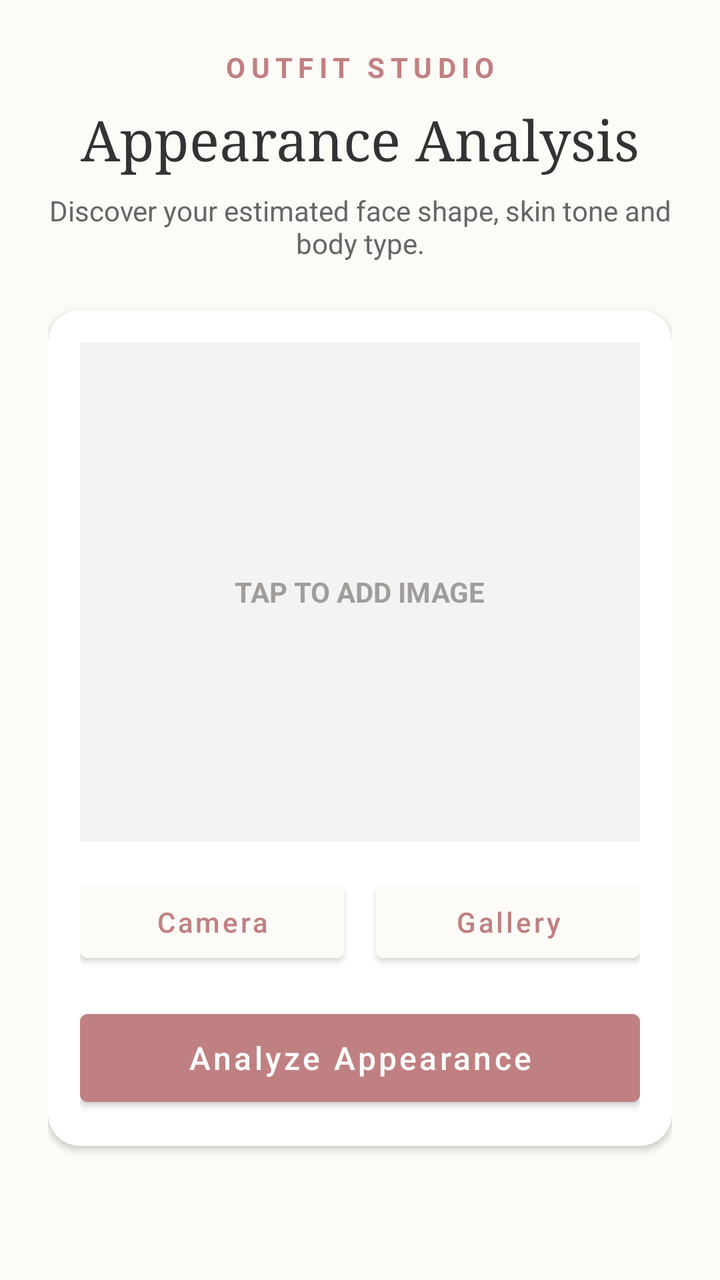
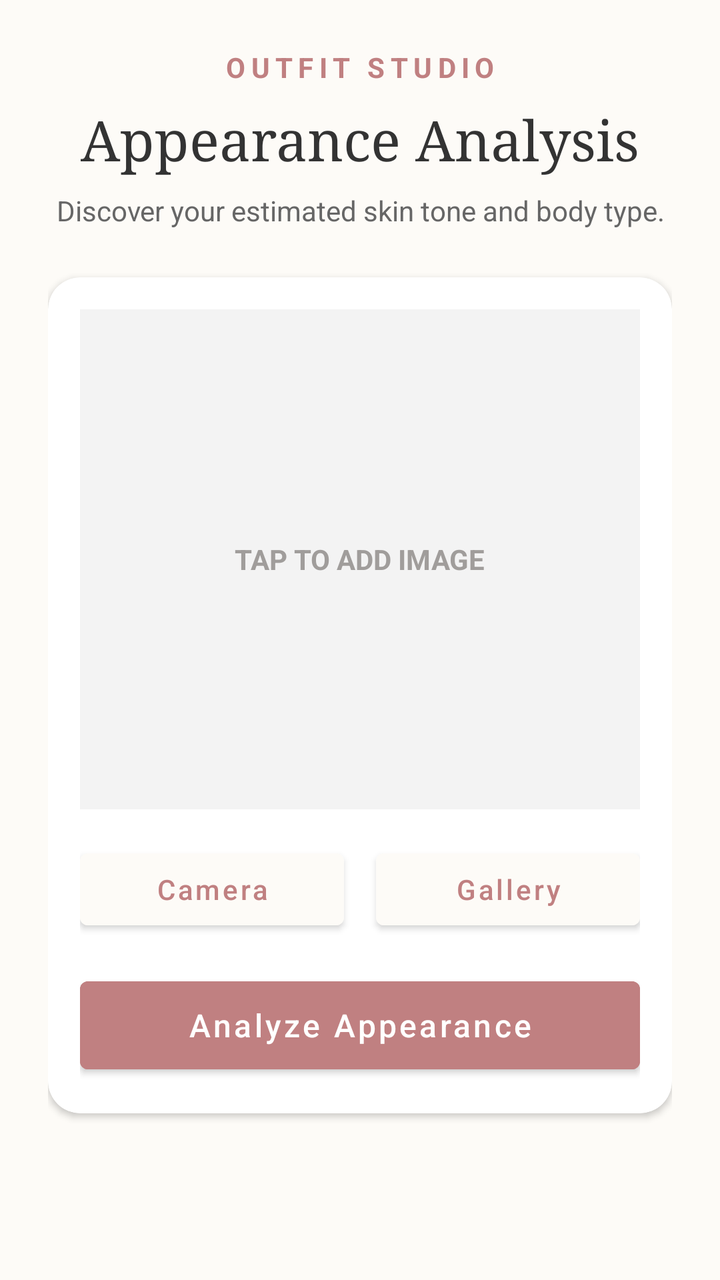

Two renders of the same Android screen: before a commit and after it. Below are the layout's source before the change and the commit's diff.
<!-- AndroidManifest.xml: application theme Theme.OutfitStudio -->
<!-- res/layout/activity_appearance_analysis.xml -->
<?xml version="1.0" encoding="utf-8"?>
<ScrollView xmlns:android="http://schemas.android.com/apk/res/android"
    xmlns:app="http://schemas.android.com/apk/res-auto"
    xmlns:tools="http://schemas.android.com/apk/res/tools"
    android:layout_width="match_parent"
    android:layout_height="match_parent"
    android:background="#FDFBF7">

    <LinearLayout
        android:layout_width="match_parent"
        android:layout_height="wrap_content"
        android:orientation="vertical"
        android:padding="24dp">

        <TextView
            android:layout_width="match_parent"
            android:layout_height="wrap_content"
            android:text="OUTFIT STUDIO"
            android:textAlignment="center"
            android:textColor="#C08081"
            android:textSize="14sp"
            android:letterSpacing="0.2"
            android:textStyle="bold" />

        <TextView
            android:layout_width="match_parent"
            android:layout_height="wrap_content"
            android:text="Appearance Analysis"
            android:textAlignment="center"
            android:textColor="#333333"
            android:textSize="28sp"
            android:fontFamily="serif"
            android:layout_marginTop="8dp" />

        <TextView
            android:layout_width="match_parent"
            android:layout_height="wrap_content"
            android:text="Discover your estimated face shape, skin tone and body type."
            android:textAlignment="center"
            android:textColor="#666666"
            android:textSize="14sp"
            android:layout_marginTop="8dp"
            android:layout_marginBottom="24dp" />

        
        <androidx.cardview.widget.CardView
            android:layout_width="match_parent"
            android:layout_height="wrap_content"
            app:cardCornerRadius="16dp"
            app:cardElevation="2dp"
            app:cardBackgroundColor="#FFFFFF"
            android:layout_marginBottom="24dp">

            <LinearLayout
                android:layout_width="match_parent"
                android:layout_height="wrap_content"
                android:orientation="vertical"
                android:padding="16dp">

                <FrameLayout
                    android:layout_width="match_parent"
                    android:layout_height="250dp">
                    
                    <ImageView
                        android:id="@+id/ivPreview"
                        android:layout_width="match_parent"
                        android:layout_height="match_parent"
                        android:scaleType="centerCrop"
                        android:background="#F0F0F0"
                        android:contentDescription="Image Preview" />

                    <LinearLayout
                        android:id="@+id/llImagePlaceholder"
                        android:layout_width="match_parent"
                        android:layout_height="match_parent"
                        android:orientation="vertical"
                        android:gravity="center"
                        android:background="#33FFFFFF">
                        
                        <TextView
                            android:layout_width="wrap_content"
                            android:layout_height="wrap_content"
                            android:text="TAP TO ADD IMAGE"
                            android:textColor="@color/text_hint"
                            android:textStyle="bold"/>
                    </LinearLayout>
                </FrameLayout>

                <LinearLayout
                    android:layout_width="match_parent"
                    android:layout_height="wrap_content"
                    android:orientation="horizontal"
                    android:layout_marginTop="16dp"
                    android:weightSum="2">

                    <Button
                        android:id="@+id/btnCamera"
                        android:layout_width="0dp"
                        android:layout_height="wrap_content"
                        android:layout_weight="1"
                        android:layout_marginEnd="8dp"
                        android:backgroundTint="#FDFBF7"
                        android:textColor="#C08081"
                        android:text="Camera"
                        android:textAllCaps="false"/>

                    <Button
                        android:id="@+id/btnGallery"
                        android:layout_width="0dp"
                        android:layout_height="wrap_content"
                        android:layout_weight="1"
                        android:layout_marginStart="8dp"
                        android:backgroundTint="#FDFBF7"
                        android:textColor="#C08081"
                        android:text="Gallery"
                        android:textAllCaps="false"/>

                </LinearLayout>

                <Button
                    android:id="@+id/btnAnalyze"
                    android:layout_width="match_parent"
                    android:layout_height="56dp"
                    android:layout_marginTop="16dp"
                    android:backgroundTint="#C08081"
                    android:textColor="#FFFFFF"
                    android:text="Analyze Appearance"
                    android:textAllCaps="false"
                    android:textSize="16sp"/>

                <ProgressBar
                    android:id="@+id/progressBar"
                    android:layout_width="wrap_content"
                    android:layout_height="wrap_content"
                    android:layout_gravity="center"
                    android:layout_marginTop="16dp"
                    android:visibility="gone"
                    android:indeterminateTint="#C08081"/>

            </LinearLayout>
        </androidx.cardview.widget.CardView>

        
        <LinearLayout
            android:id="@+id/llResults"
            android:layout_width="match_parent"
            android:layout_height="wrap_content"
            android:orientation="vertical"
            android:visibility="gone">

            <TextView
                android:layout_width="match_parent"
                android:layout_height="wrap_content"
                android:text="YOUR RESULTS"
                android:textAlignment="center"
                android:textColor="#C08081"
                android:textSize="12sp"
                android:letterSpacing="0.1"
                android:textStyle="bold"
                android:layout_marginBottom="16dp"/>

            
            <androidx.cardview.widget.CardView
                android:layout_width="match_parent"
                android:layout_height="wrap_content"
                app:cardCornerRadius="12dp"
                app:cardElevation="1dp"
                app:cardBackgroundColor="#FFFFFF"
                android:layout_marginBottom="12dp">
                <LinearLayout
                    android:layout_width="match_parent"
                    android:layout_height="wrap_content"
                    android:orientation="horizontal"
                    android:padding="16dp"
                    android:gravity="center_vertical">
                    <TextView
                        android:layout_width="0dp"
                        android:layout_height="wrap_content"
                        android:layout_weight="1"
                        android:text="Face Shape"
                        android:textColor="#333333"
                        android:textSize="16sp"
                        android:fontFamily="serif"/>
                    <TextView
                        android:id="@+id/tvFaceShape"
                        android:layout_width="wrap_content"
                        android:layout_height="wrap_content"
                        android:text="Estimated: Oval"
                        android:textColor="#C08081"
                        android:textSize="16sp"
                        android:textStyle="bold"/>
                </LinearLayout>
            </androidx.cardview.widget.CardView>

            
            <androidx.cardview.widget.CardView
                android:layout_width="match_parent"
                android:layout_height="wrap_content"
                app:cardCornerRadius="12dp"
                app:cardElevation="1dp"
                app:cardBackgroundColor="#FFFFFF"
                android:layout_marginBottom="12dp">
                <LinearLayout
                    android:layout_width="match_parent"
                    android:layout_height="wrap_content"
                    android:orientation="horizontal"
                    android:padding="16dp"
                    android:gravity="center_vertical">
                    <TextView
                        android:layout_width="0dp"
                        android:layout_height="wrap_content"
                        android:layout_weight="1"
                        android:text="Skin Tone"
                        android:textColor="#333333"
                        android:textSize="16sp"
                        android:fontFamily="serif"/>
                    <TextView
                        android:id="@+id/tvSkinTone"
                        android:layout_width="wrap_content"
                        android:layout_height="wrap_content"
                        android:text="Estimated: Medium"
                        android:textColor="#C08081"
                        android:textSize="16sp"
                        android:textStyle="bold"/>
                </LinearLayout>
            </androidx.cardview.widget.CardView>

            
            <androidx.cardview.widget.CardView
                android:layout_width="match_parent"
                android:layout_height="wrap_content"
                app:cardCornerRadius="12dp"
                app:cardElevation="1dp"
                app:cardBackgroundColor="#FFFFFF"
                android:layout_marginBottom="24dp">
                <LinearLayout
                    android:layout_width="match_parent"
                    android:layout_height="wrap_content"
                    android:orientation="horizontal"
                    android:padding="16dp"
                    android:gravity="center_vertical">
                    <TextView
                        android:layout_width="0dp"
                        android:layout_height="wrap_content"
                        android:layout_weight="1"
                        android:text="Body Type"
                        android:textColor="#333333"
                        android:textSize="16sp"
                        android:fontFamily="serif"/>
                    <TextView
                        android:id="@+id/tvBodyType"
                        android:layout_width="wrap_content"
                        android:layout_height="wrap_content"
                        android:text="Estimated: Rectangle"
                        android:textColor="#C08081"
                        android:textSize="16sp"
                        android:textStyle="bold"/>
                </LinearLayout>
            </androidx.cardview.widget.CardView>

        </LinearLayout>

    </LinearLayout>
</ScrollView>
<!-- resources referenced by this layout -->
<resources>
  <color name="text_hint">#A09D9B</color>
  <style name="Theme.OutfitStudio" parent="Theme.MaterialComponents.Light.NoActionBar">
          <item name="android:textColor">@color/on_background</item>
          <item name="android:textColorHint">@color/text_hint</item>
          
          <item name="colorPrimary">@color/primary</item>
          <item name="colorPrimaryVariant">@color/primary_variant</item>
          <item name="colorOnPrimary">@color/on_primary</item>
          
          <item name="colorSecondary">@color/primary</item>
          <item name="colorSecondaryVariant">@color/primary_variant</item>
          <item name="colorOnSecondary">@color/on_primary</item>
          
          <item name="android:colorBackground">@color/background</item>
          <item name="colorSurface">@color/surface</item>
          
          <item name="android:statusBarColor">@color/background</item>
          <item name="android:windowLightStatusBar">true</item>
      </style>
  <color name="on_background">#3E3C3A</color>
  <color name="primary">#BB8588</color>
  <color name="primary_variant">#BB8588</color>
  <color name="on_primary">#FFFFFF</color>
  <color name="background">#FDFBF9</color>
  <color name="surface">#FFFFFF</color>
</resources>

<!-- the commit's change to res/layout/activity_appearance_analysis.xml (unified diff, before → after) -->
@@ -35,7 +35,7 @@
         <TextView
             android:layout_width="match_parent"
             android:layout_height="wrap_content"
-            android:text="Discover your estimated face shape, skin tone and body type."
+            android:text="Discover your estimated skin tone and body type."
             android:textAlignment="center"
             android:textColor="#666666"
             android:textSize="14sp"
@@ -160,6 +160,8 @@
                 android:layout_marginBottom="16dp"/>
 
             
+
+            
             <androidx.cardview.widget.CardView
                 android:layout_width="match_parent"
                 android:layout_height="wrap_content"
@@ -177,39 +179,6 @@
                         android:layout_width="0dp"
                         android:layout_height="wrap_content"
                         android:layout_weight="1"
-                        android:text="Face Shape"
-                        android:textColor="#333333"
-                        android:textSize="16sp"
-                        android:fontFamily="serif"/>
-                    <TextView
-                        android:id="@+id/tvFaceShape"
-                        android:layout_width="wrap_content"
-                        android:layout_height="wrap_content"
-                        android:text="Estimated: Oval"
-                        android:textColor="#C08081"
-                        android:textSize="16sp"
-                        android:textStyle="bold"/>
-                </LinearLayout>
-            </androidx.cardview.widget.CardView>
-
-            
-            <androidx.cardview.widget.CardView
-                android:layout_width="match_parent"
-                android:layout_height="wrap_content"
-                app:cardCornerRadius="12dp"
-                app:cardElevation="1dp"
-                app:cardBackgroundColor="#FFFFFF"
-                android:layout_marginBottom="12dp">
-                <LinearLayout
-                    android:layout_width="match_parent"
-                    android:layout_height="wrap_content"
-                    android:orientation="horizontal"
-                    android:padding="16dp"
-                    android:gravity="center_vertical">
-                    <TextView
-                        android:layout_width="0dp"
-                        android:layout_height="wrap_content"
-                        android:layout_weight="1"
                         android:text="Skin Tone"
                         android:textColor="#333333"
                         android:textSize="16sp"
